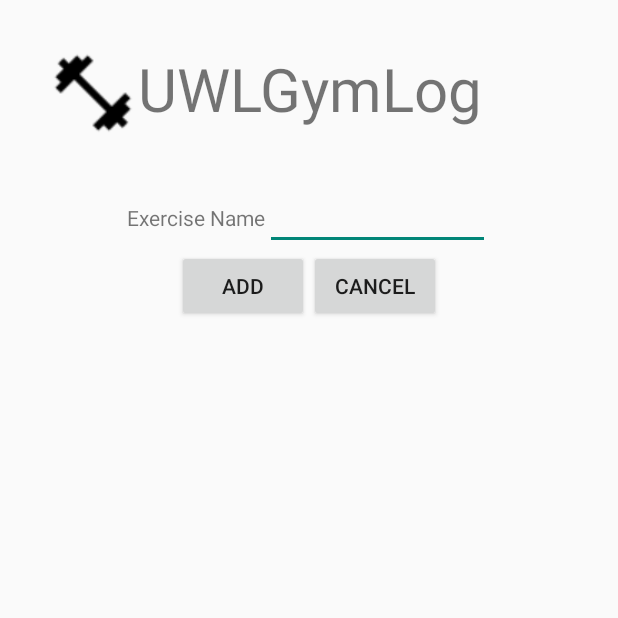
After one commit to r0bertson/GymLog, an Android app: the AddExerciseToRoutine screen opened directly, with no data from a screen before it, on a phone screen of 412 x 824 dp, the top half of it. The commit adds this screen. Run offline under Robolectric (Android 15) with nearby library versions, the phone set to English and light mode, and no system bars.

Commit message:
/3/12/15 - Design the activities 09/12/15 - Added database connection (MyDBHandler.java) 09/12/15 - Layout's are linked 09/12/15 - dialog_box inserted and tested.

```diff
--- /dev/null
+++ b/app/src/main/java/lima/r0bertson/uwlgymlog/AddExerciseToRoutine.java
@@ -0,0 +1,108 @@
+package lima.r0bertson.uwlgymlog;
+
+import android.app.Activity;
+import android.app.AlertDialog;
+import android.app.Dialog;
+import android.app.FragmentManager;
+import android.content.DialogInterface;
+import android.os.Bundle;
+import android.view.Gravity;
+import android.view.Menu;
+import android.view.MenuItem;
+import android.view.View;
+import android.view.Window;
+import android.widget.Button;
+import android.widget.EditText;
+import android.widget.TextView;
+
+public class AddExerciseToRoutine extends Activity {
+    private EditText txt_name;
+
+    @Override
+    protected void onCreate(Bundle savedInstanceState) {
+        super.onCreate(savedInstanceState);
+        setContentView(R.layout.activity_new_exercise);
+        txt_name = (EditText) findViewById(R.id.t_name);
+    }
+
+    @Override
+    public boolean onCreateOptionsMenu(Menu menu) {
+        // Inflate the menu; this adds items to the action bar if it is present.
+        getMenuInflater().inflate(R.menu.menu_add_routine, menu);
+        return true;
+    }
+
+    @Override
+    public boolean onOptionsItemSelected(MenuItem item) {
+        // Handle action bar item clicks here. The action bar will
+        // automatically handle clicks on the Home/Up button, so long
+        // as you specify a parent activity in AndroidManifest.xml.
+        int id = item.getItemId();
+
+        //noinspection SimplifiableIfStatement
+        if (id == R.id.action_settings) {
+            return true;
+        }
+
+        return super.onOptionsItemSelected(item);
+    }
+
+    public void cancelClick(View view){
+        finish();
+    }
+    public void addExerciseToRoutineClick(View view){
+        String name = txt_name.getText().toString();
+        MyDBHandler db = new MyDBHandler(this, null, null, 1);
+        if(name.equals("")){
+            final Dialog dialog = new Dialog(AddExerciseToRoutine.this);
+            dialog.requestWindowFeature(Window.FEATURE_NO_TITLE);
+            dialog.setContentView(R.layout.dialog_box);
+
+            // set the custom dialog components - text and button
+            TextView text = (TextView) dialog.findViewById(R.id.txtDiaTitle);
+            text.setText("Alert message:");
+            TextView image = (TextView) dialog.findViewById(R.id.txtDiaMsg);
+            image.setText("You must provide a name to the exercise.");
+            Button dialogButton = (Button) dialog.findViewById(R.id.btnOk);
+            // if button is clicked, close the custom dialog
+            dialogButton.setOnClickListener(new View.OnClickListener() {
+
+                @Override
+                public void onClick(View v) {
+                    dialog.dismiss();
+
+                }
+            });
+            dialog.show();
+            //MESSAGE WARNING THAT FIELD CANNOT BE NULL
+
+        }else if(db.exerciseNameIsValid(name)){
+            db.addExerciseOnRoutine(name);
+        }
+        else{
+
+            final Dialog dialog = new Dialog(AddExerciseToRoutine.this);
+            dialog.requestWindowFeature(Window.FEATURE_NO_TITLE);
+            dialog.setContentView(R.layout.dialog_box);
+
+            // set the custom dialog components - text and button
+            TextView text = (TextView) dialog.findViewById(R.id.txtDiaTitle);
+            text.setText("Alert message:");
+            TextView image = (TextView) dialog.findViewById(R.id.txtDiaMsg);
+            image.setText("The exercise "+ name + " is already in our database. If you want to add another exercise, try a different name.");
+            Button dialogButton = (Button) dialog.findViewById(R.id.btnOk);
+            // if button is clicked, close the custom dialog
+            dialogButton.setOnClickListener(new View.OnClickListener() {
+
+                @Override
+                public void onClick(View v) {
+                    dialog.dismiss();
+
+                }
+            });
+            dialog.show();
+            //MESSAGE WARNING THAT THE EXERCISE IS ALREADY IN DATABASE
+        }
+
+    }
+}
--- a/app/src/main/res/layout/activity_add_routine.xml
+++ b/app/src/main/res/layout/activity_new_exercise.xml
@@ -5,7 +5,7 @@
     android:paddingRight="@dimen/activity_horizontal_margin"
     android:paddingTop="@dimen/activity_vertical_margin"
     android:paddingBottom="@dimen/activity_vertical_margin"
-    tools:context="lima.r0bertson.uwlgymlog.AddRoutine"
+    tools:context="lima.r0bertson.uwlgymlog.AddExerciseToRoutine"
     android:orientation="vertical">
     <include layout="@layout/common_layout"
         android:id="@+id/include" />
@@ -18,7 +18,7 @@
 
         <TextView android:layout_width="wrap_content"
             android:layout_height="wrap_content"
-            android:text="Entry Name"
+            android:text="Exercise Name"
             android:id="@+id/textView_entryname"
             android:layout_below="@+id/include"
             android:layout_alignParentLeft="true"
@@ -27,7 +27,7 @@
         <EditText
             android:layout_width="150dp"
             android:layout_height="wrap_content"
-            android:id="@+id/editText"
+            android:id="@+id/t_name"
             android:layout_below="@+id/textView_entryname"
             android:layout_alignParentLeft="true"
             android:layout_alignParentStart="false"
@@ -44,9 +44,9 @@
         android:layout_height="wrap_content"
         android:text="ADD"
         android:id="@+id/bt_add"
-        android:layout_below="@+id/editText"
+        android:layout_below="@+id/t_name"
         android:layout_centerHorizontal="true"
-       />
+        android:onClick="addExerciseToRoutineClick" />
 
     <Button
         android:layout_width="wrap_content"
@@ -56,6 +56,6 @@
         android:layout_below="@+id/bt_add"
         android:layout_alignRight="@+id/bt_add"
         android:layout_alignEnd="@+id/bt_add"
-   />
+        android:onClick="cancelClick" />
 </LinearLayout>
 </LinearLayout>
--- a/app/src/main/res/menu/menu_add_new_exercise.xml
+++ b/app/src/main/res/menu/menu_add_new_exercise.xml
@@ -1,7 +1,7 @@
 <menu xmlns:android="http://schemas.android.com/apk/res/android"
     xmlns:app="http://schemas.android.com/apk/res-auto"
     xmlns:tools="http://schemas.android.com/tools"
-    tools:context="lima.r0bertson.uwlgymlog.AddNewExercise">
+    tools:context="lima.r0bertson.uwlgymlog.RegisterNewActivity">
     <item android:id="@+id/action_settings" android:title="@string/action_settings"
         android:orderInCategory="100" app:showAsAction="never" />
 </menu>
--- a/app/src/main/res/menu/menu_add_routine.xml
+++ b/app/src/main/res/menu/menu_add_routine.xml
@@ -1,7 +1,7 @@
 <menu xmlns:android="http://schemas.android.com/apk/res/android"
     xmlns:app="http://schemas.android.com/apk/res-auto"
     xmlns:tools="http://schemas.android.com/tools"
-    tools:context="lima.r0bertson.uwlgymlog.AddRoutine">
+    tools:context="lima.r0bertson.uwlgymlog.AddExerciseToRoutine">
     <item android:id="@+id/action_settings" android:title="@string/action_settings"
         android:orderInCategory="100" app:showAsAction="never" />
 </menu>
```
Also changed, not shown: app/src/main/AndroidManifest.xml (+4 -4 lines), app/src/main/java/lima/r0bertson/uwlgymlog/AddNewExercise.java (deleted, +0 -37 lines), app/src/main/java/lima/r0bertson/uwlgymlog/AddRoutine.java (deleted, +0 -37 lines), app/src/main/java/lima/r0bertson/uwlgymlog/MainActivity.java (+14 -2 lines), app/src/main/java/lima/r0bertson/uwlgymlog/RegisterNewActivity.java (added, +156 -0 lines), app/src/main/res/layout/activity_add_exercise.xml (+4 -4 lines), app/src/main/res/layout/activity_main.xml (+12 -3 lines), app/src/main/res/layout/activity_register_new_activity.xml (renamed from app/src/main/res/layout/activity_add_new_exercise.xml, +28 -30 lines), 1 other file.
